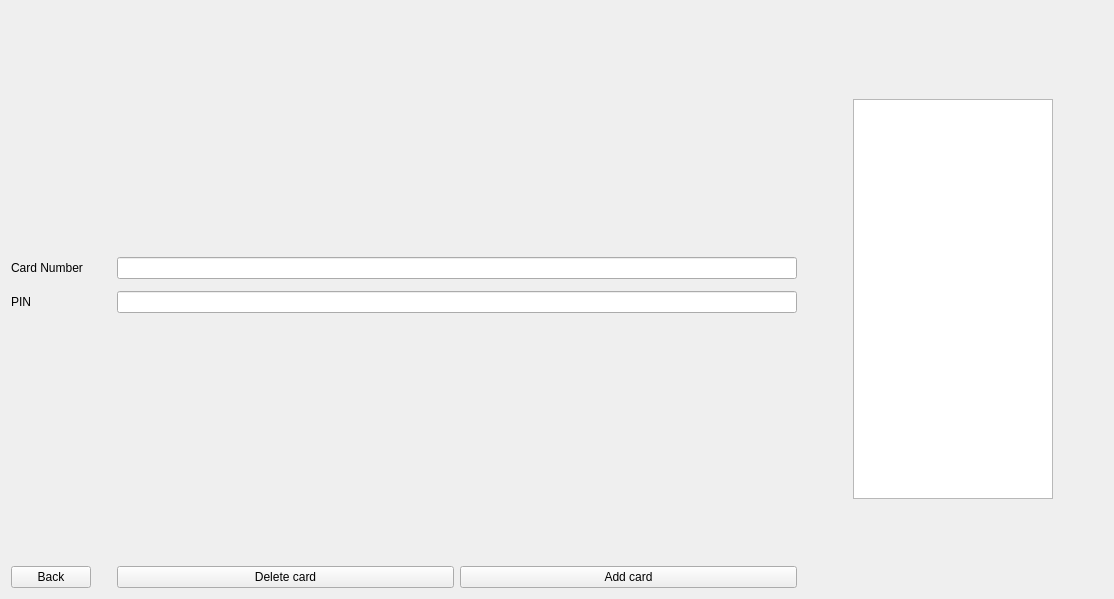
First picture: the form in ATM/defaultmanagerwidget.ui, repository IvanBlyzniuk/MOOP_Project, before the edit.
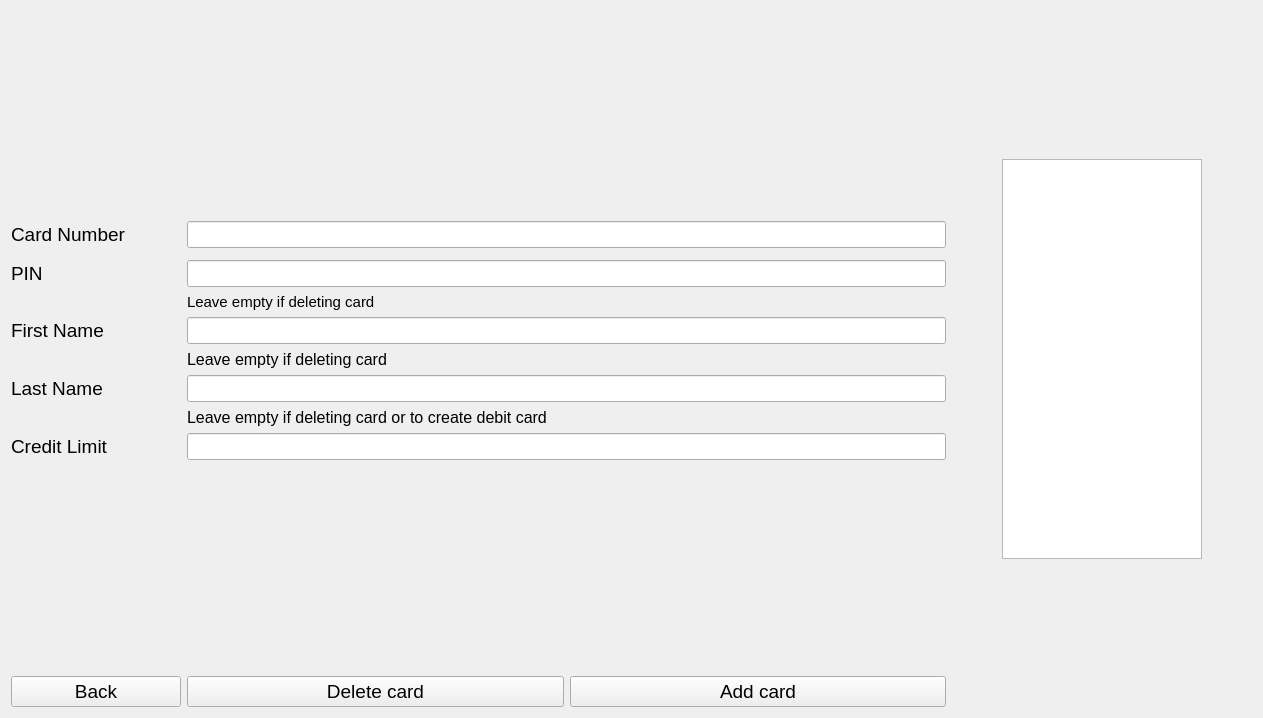
Second picture: the form after the edit.

```diff
--- a/ATM/defaultmanagerwidget.ui
+++ b/ATM/defaultmanagerwidget.ui
@@ -6,8 +6,8 @@
    <rect>
     <x>0</x>
     <y>0</y>
-    <width>1114</width>
-    <height>599</height>
+    <width>1263</width>
+    <height>718</height>
    </rect>
   </property>
   <property name="windowTitle">
@@ -43,38 +43,146 @@
          <height>0</height>
         </size>
        </property>
+       <property name="font">
+        <font>
+         <pointsize>14</pointsize>
+        </font>
+       </property>
        <property name="text">
         <string>Card Number</string>
        </property>
       </widget>
      </item>
      <item row="1" column="1">
-      <widget class="QLineEdit" name="cardNumInputField"/>
-     </item>
-     <item row="2" column="1">
-      <spacer name="verticalSpacer">
-       <property name="orientation">
-        <enum>Qt::Vertical</enum>
+      <widget class="QLineEdit" name="cardNumInputField">
+       <property name="font">
+        <font>
+         <pointsize>12</pointsize>
+        </font>
        </property>
-       <property name="sizeHint" stdset="0">
-        <size>
-         <width>20</width>
-         <height>40</height>
-        </size>
-       </property>
-      </spacer>
+      </widget>
      </item>
      <item row="3" column="0">
       <widget class="QLabel" name="label_3">
+       <property name="font">
+        <font>
+         <pointsize>14</pointsize>
+        </font>
+       </property>
        <property name="text">
         <string>PIN</string>
        </property>
       </widget>
      </item>
      <item row="3" column="1">
-      <widget class="QLineEdit" name="pinInputField"/>
+      <widget class="QLineEdit" name="lineEdit_3">
+       <property name="font">
+        <font>
+         <pointsize>12</pointsize>
+        </font>
+       </property>
+      </widget>
      </item>
-     <item row="4" column="0">
+     <item row="4" column="1">
+      <widget class="QLabel" name="label_5">
+       <property name="font">
+        <font>
+         <pointsize>11</pointsize>
+        </font>
+       </property>
+       <property name="text">
+        <string>Leave empty if deleting card</string>
+       </property>
+      </widget>
+     </item>
+     <item row="5" column="0">
+      <widget class="QLabel" name="label">
+       <property name="font">
+        <font>
+         <pointsize>14</pointsize>
+        </font>
+       </property>
+       <property name="text">
+        <string>First Name</string>
+       </property>
+      </widget>
+     </item>
+     <item row="5" column="1">
+      <widget class="QLineEdit" name="lineEdit_2">
+       <property name="font">
+        <font>
+         <pointsize>12</pointsize>
+        </font>
+       </property>
+      </widget>
+     </item>
+     <item row="6" column="1">
+      <widget class="QLabel" name="label_6">
+       <property name="font">
+        <font>
+         <pointsize>12</pointsize>
+        </font>
+       </property>
+       <property name="text">
+        <string>Leave empty if deleting card</string>
+       </property>
+      </widget>
+     </item>
+     <item row="7" column="0">
+      <widget class="QLabel" name="label_4">
+       <property name="font">
+        <font>
+         <pointsize>14</pointsize>
+        </font>
+       </property>
+       <property name="text">
+        <string>Last Name</string>
+       </property>
+      </widget>
+     </item>
+     <item row="7" column="1">
+      <widget class="QLineEdit" name="lineEdit">
+       <property name="font">
+        <font>
+         <pointsize>12</pointsize>
+        </font>
+       </property>
+      </widget>
+     </item>
+     <item row="8" column="1">
+      <widget class="QLabel" name="label_8">
+       <property name="font">
+        <font>
+         <pointsize>12</pointsize>
+        </font>
+       </property>
+       <property name="text">
+        <string>Leave empty if deleting card or to create debit card</string>
+       </property>
+      </widget>
+     </item>
+     <item row="9" column="0">
+      <widget class="QLabel" name="label_7">
+       <property name="font">
+        <font>
+         <pointsize>14</pointsize>
+        </font>
+       </property>
+       <property name="text">
+        <string>Credit Limit</string>
+       </property>
+      </widget>
+     </item>
+     <item row="9" column="1">
+      <widget class="QLineEdit" name="pinInputField">
+       <property name="font">
+        <font>
+         <pointsize>12</pointsize>
+        </font>
+       </property>
+      </widget>
+     </item>
+     <item row="10" column="0">
       <spacer name="horizontalSpacer_3">
        <property name="orientation">
         <enum>Qt::Horizontal</enum>
@@ -90,7 +198,7 @@
        </property>
       </spacer>
      </item>
-     <item row="4" column="1">
+     <item row="10" column="1">
       <spacer name="verticalSpacer_2">
        <property name="orientation">
         <enum>Qt::Vertical</enum>
@@ -106,17 +214,33 @@
        </property>
       </spacer>
      </item>
-     <item row="10" column="0">
+     <item row="11" column="0">
       <widget class="QPushButton" name="backButton">
+       <property name="minimumSize">
+        <size>
+         <width>170</width>
+         <height>0</height>
+        </size>
+       </property>
+       <property name="font">
+        <font>
+         <pointsize>14</pointsize>
+        </font>
+       </property>
        <property name="text">
         <string>Back</string>
        </property>
       </widget>
      </item>
-     <item row="10" column="1">
+     <item row="11" column="1">
       <layout class="QHBoxLayout" name="horizontalLayout_2">
        <item>
         <widget class="QPushButton" name="deleteCardButton">
+         <property name="font">
+          <font>
+           <pointsize>14</pointsize>
+          </font>
+         </property>
          <property name="text">
           <string>Delete card</string>
          </property>
@@ -124,6 +248,11 @@
        </item>
        <item>
         <widget class="QPushButton" name="addCardButton">
+         <property name="font">
+          <font>
+           <pointsize>14</pointsize>
+          </font>
+         </property>
          <property name="text">
           <string>Add card</string>
          </property>
@@ -131,6 +260,19 @@
        </item>
       </layout>
      </item>
+     <item row="2" column="1">
+      <spacer name="verticalSpacer">
+       <property name="orientation">
+        <enum>Qt::Vertical</enum>
+       </property>
+       <property name="sizeHint" stdset="0">
+        <size>
+         <width>20</width>
+         <height>110</height>
+        </size>
+       </property>
+      </spacer>
+     </item>
     </layout>
    </item>
    <item>
@@ -157,6 +299,11 @@
        <height>400</height>
       </size>
      </property>
+     <property name="font">
+      <font>
+       <pointsize>12</pointsize>
+      </font>
+     </property>
     </widget>
    </item>
    <item>
```
